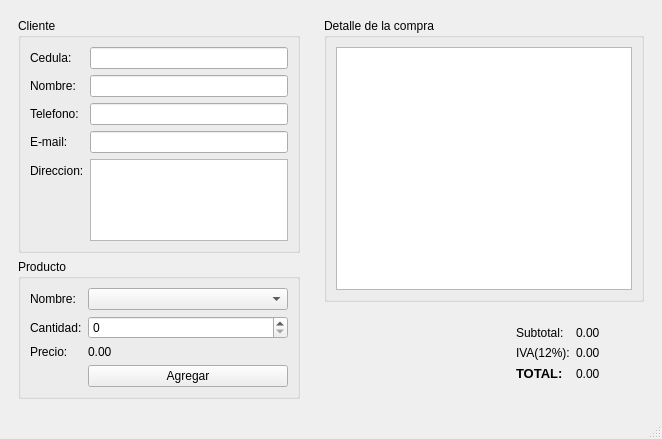
ronnyR4815/P59-Qt-Tienda, file tienda.ui: the form before one commit.
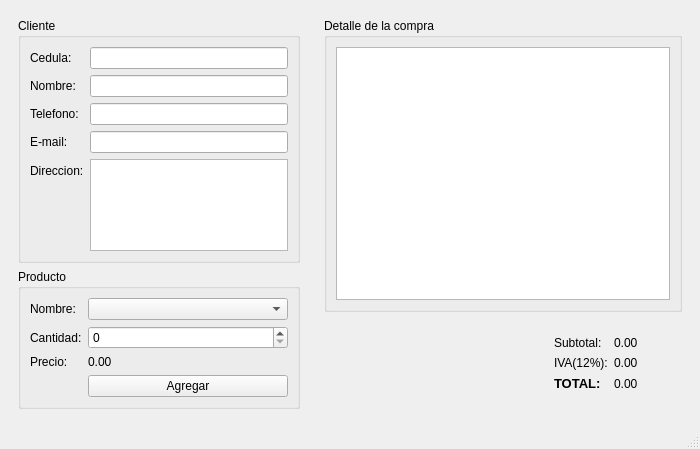
The form after the commit.

Commit message: Agregar productos y calculos

Patch:
```diff
--- a/tienda.ui
+++ b/tienda.ui
@@ -6,14 +6,14 @@
    <rect>
     <x>0</x>
     <y>0</y>
-    <width>662</width>
-    <height>439</height>
+    <width>700</width>
+    <height>449</height>
    </rect>
   </property>
   <property name="minimumSize">
    <size>
-    <width>600</width>
-    <height>0</height>
+    <width>700</width>
+    <height>445</height>
    </size>
   </property>
   <property name="windowTitle">
```
Left out of the diff: 4 changed lines with no effect on the pictures. The commit also changes 2 other files.
